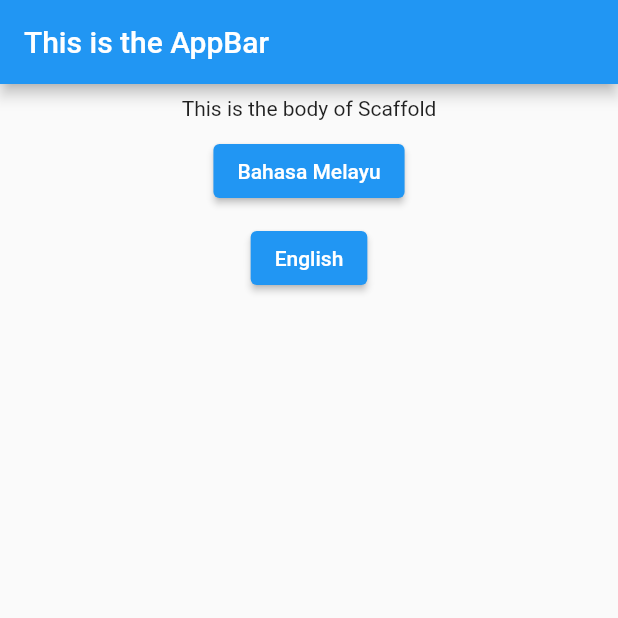
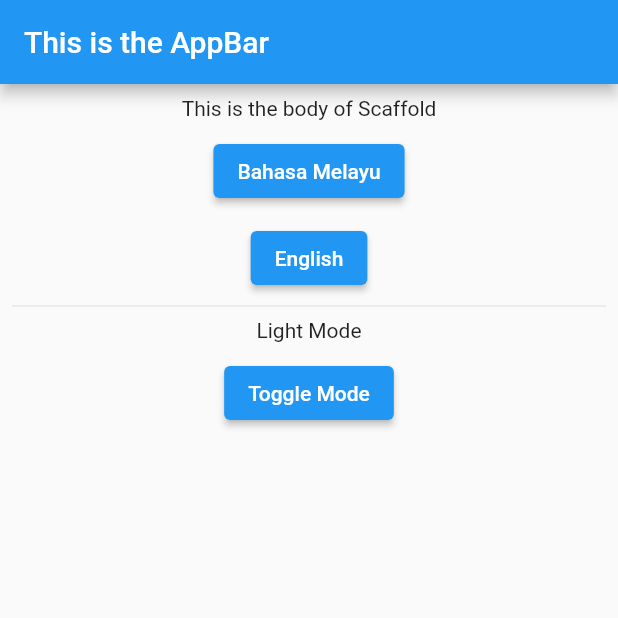
Before and after one commit to qawitherev/Localization-BLoC, a Flutter app: the screen it shows after launch, on a phone screen of 412 x 824 dp, the top half of it. Run offline on Flutter 3.47's test engine with Material 2 defaults, Android fonts, the light colour scheme and no system bars; our stand-ins replace bloc, flutter_bloc; generated files the repository leaves out were written again.

Commit message:
added theme toggling

```diff
--- a/lib/l10n/app_en.arb
+++ b/lib/l10n/app_en.arb
@@ -7,5 +7,16 @@
   "body": "This is the body of Scaffold",
   "@body": {
     "description": "Body description of Scaffold"
-  }
+  },
+
+  "changeTheme": "Change Application's Theme",
+  "@changeTheme": {
+    "description": "Description of changing the application's theme"
+  },
+
+  "lightMode": "Light Mode",
+
+  "darkMode": "Dark Mode",
+
+  "toggleMode": "Toggle Mode"
 }
--- a/lib/main.dart
+++ b/lib/main.dart
@@ -2,6 +2,7 @@ import 'package:flutter/material.dart';
 import 'package:flutter_bloc/flutter_bloc.dart';
 import 'package:flutter_gen/gen_l10n/app_localizations.dart';
 import 'package:localization_bloc/lang_bloc/lang_bloc.dart';
+import 'package:localization_bloc/theme_bloc/theme_bloc.dart';
 
 void main() {
   runApp(const MyApp());
@@ -12,16 +13,31 @@ class MyApp extends StatelessWidget {
 
   @override
   Widget build(BuildContext context) {
-    return BlocProvider(
+    return MultiBlocProvider(
+      providers: [
+        BlocProvider(
           create: (context) => LangBloc(),
+        ),
+        BlocProvider(
+          create: (context) => ThemeBloc(),
+        ),
+      ],
       child: BlocBuilder<LangBloc, LangState>(
+        builder: (context, lang) {
+          return BlocBuilder<ThemeBloc, ThemeState>(
             builder: (context, state) {
               return MaterialApp(
+                debugShowCheckedModeBanner: false,
+                theme:
+                state is ThemeLightState ? ThemeData.light() : ThemeData.dark(),
                 title: 'Localization App',
                 localizationsDelegates: AppLocalizations.localizationsDelegates,
                 supportedLocales: AppLocalizations.supportedLocales,
                 home: const HomeScreen(),
-            locale: state is MSLangState ? const Locale('ms') : const Locale('en'),
+                locale:
+                lang is MSLangState ? const Locale('ms') : const Locale('en'),
+              );
+            },
           );
         },
       ),
@@ -57,6 +73,18 @@ class HomeScreen extends StatelessWidget {
               ElevatedButton(
                   onPressed: () => context.read<LangBloc>().add(ENLangEvent()),
                   child: const Text('English')),
+              Divider(),
+              BlocBuilder<ThemeBloc, ThemeState>(
+                builder: (context, state) {
+                  return state is ThemeLightState
+                      ? Text(AppLocalizations.of(context)!.lightMode)
+                      : Text(AppLocalizations.of(context)!.darkMode);
+                },
+              ),
+              const SizedBox(height: 10,),
+              ElevatedButton(onPressed: () =>
+                  context.read<ThemeBloc>().add(ThemeChangeEvent()),
+                  child: Text(AppLocalizations.of(context)!.toggleMode))
             ],
           ),
         ),
--- /dev/null
+++ b/lib/theme_bloc/theme_event.dart
@@ -0,0 +1,6 @@
+part of 'theme_bloc.dart';
+
+@immutable
+abstract class ThemeEvent {}
+
+class ThemeChangeEvent extends ThemeEvent{}
--- /dev/null
+++ b/lib/theme_bloc/theme_state.dart
@@ -0,0 +1,10 @@
+part of 'theme_bloc.dart';
+
+@immutable
+abstract class ThemeState {}
+
+class ThemeInitial extends ThemeState {}
+
+class ThemeLightState extends ThemeState{}
+
+class ThemeDarkState extends ThemeState{}
```
Also changed, not shown: lib/l10n/app_ms.arb (+12 -1 lines), lib/theme_bloc/theme_bloc.dart (added, +22 -0 lines). Lines whose indentation alone changed are shown as unchanged.
